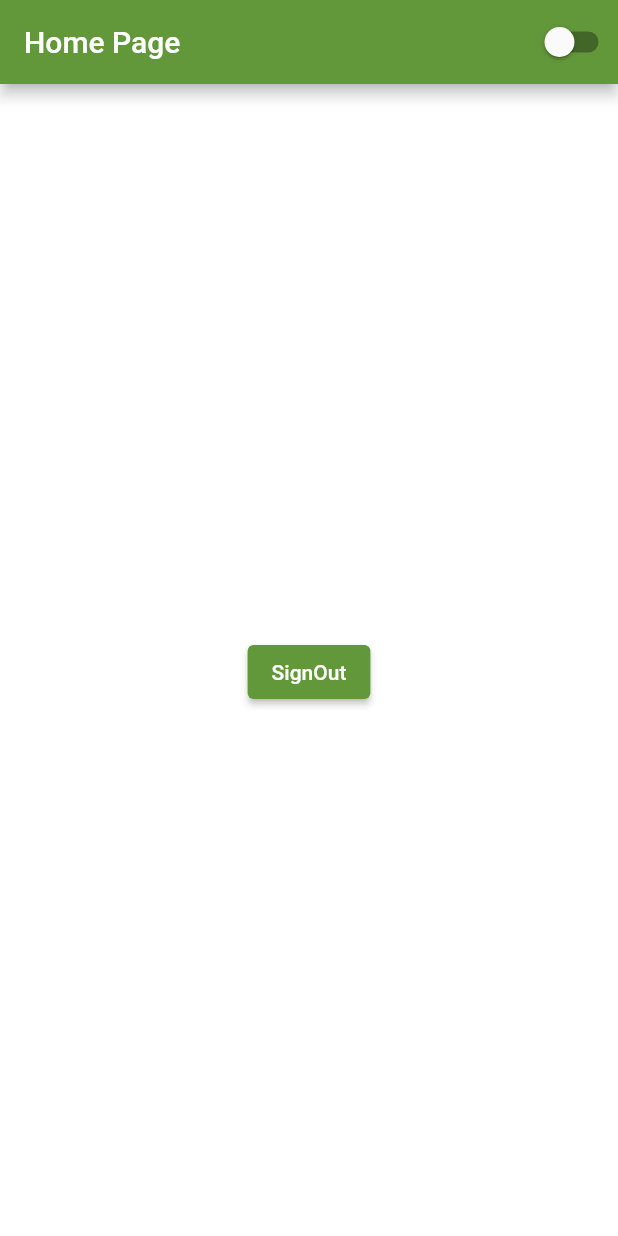
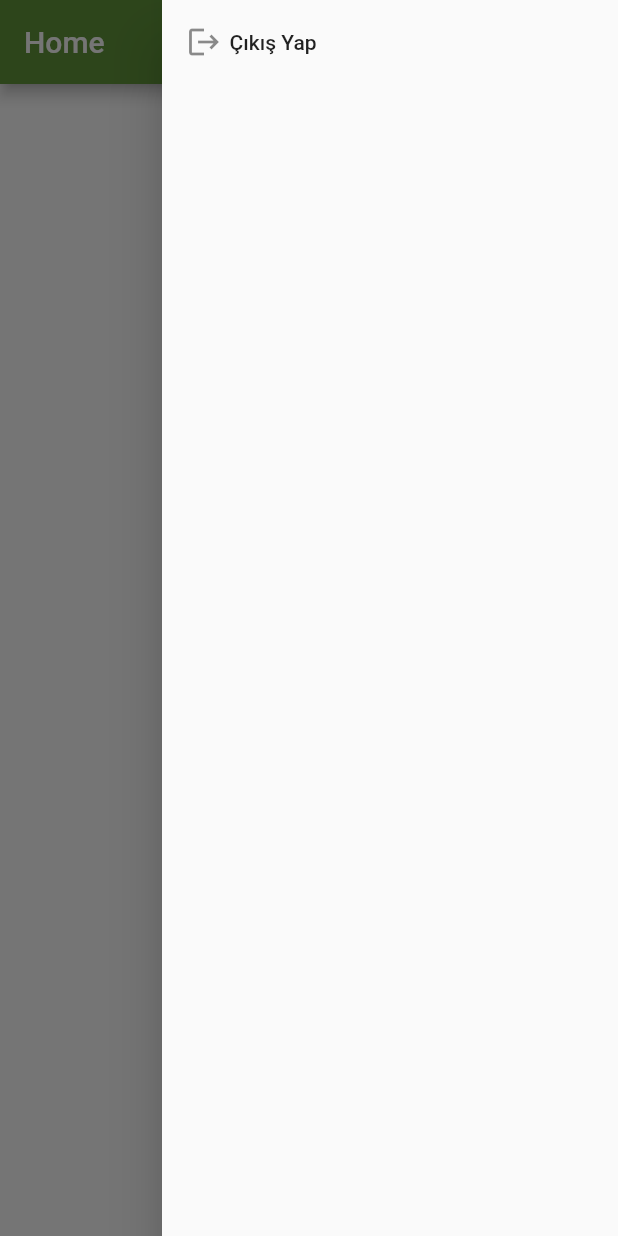
Before and after one commit to farukeskc/dokuz10_web, a Flutter app: the screen it shows once a user with an empty profile is signed in, with the side drawer open (before the commit the screen has no drawer), on a phone screen of 412 x 824 dp. Run offline on Flutter 3.47's test engine with Material 2 defaults, Android fonts, the phone set to English and light mode, and no system bars; our stand-ins replace cloud_firestore, firebase_auth, firebase_core; accounts and stored records are empty.

Commit message:
home_page appbar

```diff
--- a/lib/screens/home_page/home_page.dart
+++ b/lib/screens/home_page/home_page.dart
@@ -1,6 +1,6 @@
 import 'package:dokuz10_web/models/user.dart';
 import 'package:dokuz10_web/services/auth.dart';
-import 'package:dokuz10_web/widgets/change_theme_button_widget.dart';
+import 'package:dokuz10_web/widgets/home_page_app_bar_user_info.dart';
 import 'package:flutter/material.dart';
 import 'package:provider/provider.dart';
 
@@ -12,14 +12,29 @@ class HomePage extends StatefulWidget {
 }
 
 class _HomePageState extends State<HomePage> {
+
+  final GlobalKey<ScaffoldState> _key = GlobalKey();
+
+  final List<String> itemsText = ["Çıkış Yap"];
+
+  final List<Icon> itemsIcons = [const Icon(Icons.logout)];
+
+  final List<Function> itemsFunctions = [AuthServices().signOut];
+
   @override
   Widget build(BuildContext context) {
     final auth = Provider.of<UserModel>(context);
     return Scaffold(
+      key: _key,
       appBar: AppBar(
-        title: const Text("Home Page"),
-        actions: const [
-          ChangeThemeButtonWidget(),
+        title: const Text('Home'),
+        actions: [
+          GestureDetector(
+              onTap: () {
+                _key.currentState?.openEndDrawer();
+              },
+              child: const HomePageAppBarUserInfo(name: "Faruk"),
+          ),
         ],
       ),
       body: Center(
@@ -27,10 +42,24 @@ class _HomePageState extends State<HomePage> {
           mainAxisAlignment: MainAxisAlignment.center,
           children: [
             Text(auth.uid),
-            ElevatedButton(onPressed: () async {
-              await AuthServices().signOut();
-            }, child: const Text('SignOut'))
           ],
+        ),
+      ),
+      endDrawer: Drawer(
+        child: ListView.builder(
+          itemBuilder: (context, index) {
+            return ListTile(
+              onTap: () => itemsFunctions[index](),
+              title: Row(
+                children: [
+                  itemsIcons[index],
+                  const SizedBox(width: 5,),
+                  Text(itemsText[index]),
+                ],
+              ),
+            );
+          },
+          itemCount: itemsText.length,
         ),
       ),
     );
--- a/lib/services/auth.dart
+++ b/lib/services/auth.dart
@@ -23,9 +23,10 @@ class AuthServices {
     }
   }
 
-  Future<void> registerWithEmailAndPassword(String email, String password) async {
+  Future registerWithEmailAndPassword(String email, String password) async {
     try {
-      await auth.createUserWithEmailAndPassword(email: email, password: password);
+      UserCredential result = await auth.createUserWithEmailAndPassword(email: email, password: password);
+      return result.user?.uid;
     } catch (e) {
       if (kDebugMode) {
         print(e.toString());
--- /dev/null
+++ b/lib/widgets/home_page_app_bar_user_info.dart
@@ -0,0 +1,37 @@
+import 'package:flutter/material.dart';
+
+class HomePageAppBarUserInfo extends StatelessWidget {
+  final String name;
+
+  const HomePageAppBarUserInfo({
+    required this.name,
+    Key? key,
+  }) : super(key: key);
+
+
+  @override
+  Widget build(BuildContext context) {
+    return Container(
+      decoration: const BoxDecoration(
+        color: Colors.transparent,
+      ),
+      child: Row(
+        children: [
+          Text(name+" Halısaha"),
+          const SizedBox(width: 10,),
+          CircleAvatar(
+            backgroundColor: Colors.orange,
+            child: Text(
+              name[0].toUpperCase() + "H",
+              style: const TextStyle(
+                color: Colors.white,
+                fontSize: 16
+              ),
+            ),
+          ),
+          const SizedBox(width: 5,),
+        ],
+      ),
+    );
+  }
+}
--- a/pubspec.yaml
+++ b/pubspec.yaml
@@ -37,6 +37,7 @@ dependencies:
   provider: ^6.0.2
   firebase_core: ^1.17.0
   firebase_auth: ^3.3.18
+  cloud_firestore: ^3.1.15
 
 dev_dependencies:
   flutter_test:
```
Also changed, not shown: lib/screens/authentication/register_page.dart (+10 -2 lines), lib/services/database.dart (added, +20 -0 lines), pubspec.lock.
